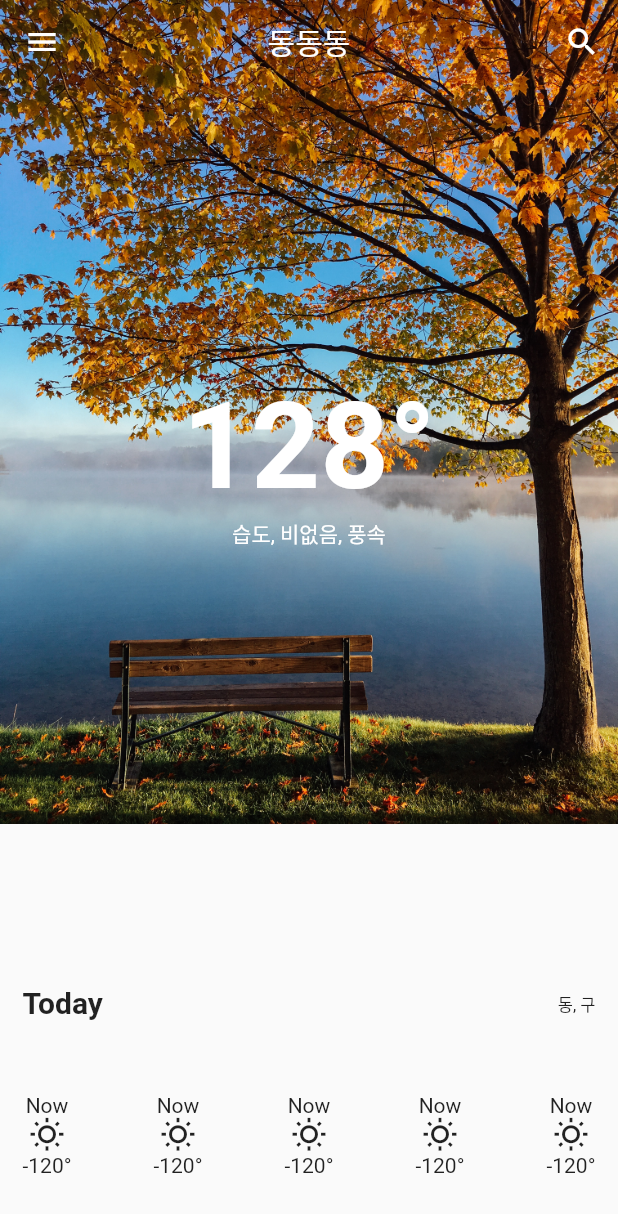
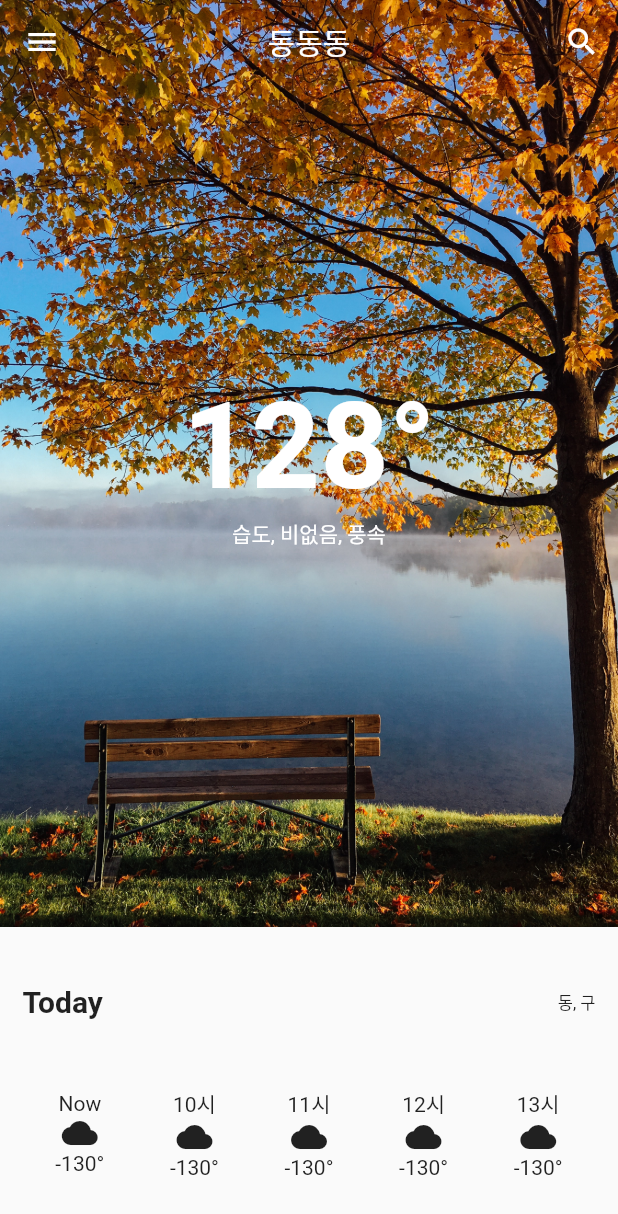
Before and after one commit to kangsudal/weather_app, a Flutter app: the screen it shows after launch, after a tap on the "menu" icon, on a phone screen of 412 x 824 dp. Shown: the top 1214 px of the screen. Run offline on Flutter 3.47's test engine with Material 2 defaults, Android fonts, the phone set to English and light mode, and no system bars; our stand-ins replace flutter_dotenv; network calls fail.

```diff
--- a/lib/main.dart
+++ b/lib/main.dart
@@ -1,7 +1,9 @@
 import 'package:flutter/material.dart';
 import 'package:flutter_dotenv/flutter_dotenv.dart';
+import 'package:weather_app/service/fetchData.dart';
 
-void main() async{
+void main() async {
+  fetchData();
   await dotenv.load(fileName: ".env");
   runApp(const MyApp());
 }
@@ -28,7 +30,28 @@ class MyHomePage extends StatelessWidget {
   @override
   Widget build(BuildContext context) {
     return Scaffold(
-      appBar: AppBar(
+      appBar: MyAppBar(),
+      extendBodyBehindAppBar: true,
+      body: Column(
+        children: [
+          //Top
+          Top(),
+          //Bottom
+          Bottom(),
+        ],
+      ),
+    );
+  }
+}
+
+class MyAppBar extends StatelessWidget with PreferredSizeWidget{
+  const MyAppBar({
+    Key? key,
+  }) : super(key: key);
+
+  @override
+  Widget build(BuildContext context) {
+    return AppBar(
       leading: IconButton(
         onPressed: () {},
         icon: Icon(Icons.menu),
@@ -48,20 +71,33 @@ class MyHomePage extends StatelessWidget {
       ],
       backgroundColor: Colors.transparent,
       elevation: 0,
-      ),
-      extendBodyBehindAppBar: true,
-      body: Column(
-        children: [
-          //Top
-          Expanded(
+    );
+  }
+
+  @override
+  Size get preferredSize => Size.fromHeight(kToolbarHeight);
+}
+
+class Top extends StatelessWidget {
+  const Top({
+    Key? key,
+  }) : super(key: key);
+
+  @override
+  Widget build(BuildContext context) {
+    return Expanded(
       flex: 3,
       child: Stack(
         children: [
           Positioned(
-                  child: Image.asset('images/aaron-burden.jpg'),
+            child: Image.asset(
+              'images/aaron-burden.jpg',
+              fit: BoxFit.cover,
+            ),
             top: 0,
             left: 0,
             right: 0,
+            bottom: 0,
           ),
           SizedBox.expand(
             child: Column(
@@ -86,9 +122,18 @@ class MyHomePage extends StatelessWidget {
           ),
         ],
       ),
-          ),
-          //Bottom
-          Expanded(
+    );
+  }
+}
+
+class Bottom extends StatelessWidget {
+  const Bottom({
+    Key? key,
+  }) : super(key: key);
+
+  @override
+  Widget build(BuildContext context) {
+    return Expanded(
       child: SizedBox.expand(
         child: Padding(
           padding: const EdgeInsets.all(15.0),
@@ -117,41 +162,31 @@ class MyHomePage extends StatelessWidget {
               Row(
                 mainAxisAlignment: MainAxisAlignment.spaceBetween,
                 children: [
-                        //One cell
-                        Column(
-                          children: [
-                            Text('Now'),
-                            Icon(Icons.wb_sunny_outlined),
-                            Text('-120°')
-                          ],
+                  //One cell widget
+                  CellWidget(
+                    date: 'Now',
+                    icon: Icons.cloud,
+                    celcious: '-130',
                   ),
-                        Column(
-                          children: [
-                            Text('Now'),
-                            Icon(Icons.wb_sunny_outlined),
-                            Text('-120°')
-                          ],
+                  CellWidget(
+                    date: '10시',
+                    icon: Icons.cloud,
+                    celcious: '-130',
                   ),
-                        Column(
-                          children: [
-                            Text('Now'),
-                            Icon(Icons.wb_sunny_outlined),
-                            Text('-120°')
-                          ],
+                  CellWidget(
+                    date: '11시',
+                    icon: Icons.cloud,
+                    celcious: '-130',
                   ),
-                        Column(
-                          children: [
-                            Text('Now'),
-                            Icon(Icons.wb_sunny_outlined),
-                            Text('-120°')
-                          ],
+                  CellWidget(
+                    date: '12시',
+                    icon: Icons.cloud,
+                    celcious: '-130',
                   ),
-                        Column(
-                          children: [
-                            Text('Now'),
-                            Icon(Icons.wb_sunny_outlined),
-                            Text('-120°')
-                          ],
+                  CellWidget(
+                    date: '13시',
+                    icon: Icons.cloud,
+                    celcious: '-130',
                   ),
                 ],
               ),
@@ -159,7 +194,29 @@ class MyHomePage extends StatelessWidget {
           ),
         ),
       ),
-          ),
+    );
+  }
+}
+
+class CellWidget extends StatelessWidget {
+  CellWidget({
+    Key? key,
+    required this.date,
+    required this.icon,
+    required this.celcious,
+  }) : super(key: key);
+  String date;
+  IconData icon;
+  String celcious;
+
+  @override
+  Widget build(BuildContext context) {
+    return Expanded(
+      child: Column(
+        children: [
+          FittedBox(child: Text(date),fit: BoxFit.scaleDown,),
+          FittedBox(child: Icon(icon),fit: BoxFit.scaleDown,),
+          FittedBox(child: Text('$celcious°'),fit: BoxFit.scaleDown,),
         ],
       ),
     );
--- /dev/null
+++ b/lib/service/fetchData.dart
@@ -0,0 +1,21 @@
+import 'dart:convert' as convert;
+
+import 'package:http/http.dart' as http;
+
+void fetchData() async {
+  // This example uses the Google Books API to search for books about http.
+  // https://developers.google.com/books/docs/overview
+  var url =
+      Uri.https('www.googleapis.com', '/books/v1/volumes', {'q': '{http}'});
+
+  // Await the http get response, then decode the json-formatted response.
+  var response = await http.get(url);
+  if (response.statusCode == 200) {
+    var jsonResponse =
+        convert.jsonDecode(response.body) as Map<String, dynamic>;
+    var itemCount = jsonResponse['totalItems'];
+    print('Number of books about http: $itemCount.');
+  } else {
+    print('Request failed with status: ${response.statusCode}.');
+  }
+}
--- a/pubspec.yaml
+++ b/pubspec.yaml
@@ -35,6 +35,7 @@ dependencies:
   # Use with the CupertinoIcons class for iOS style icons.
   cupertino_icons: ^1.0.2
   flutter_dotenv: ^5.0.2
+  http: ^0.13.5
 
 dev_dependencies:
   flutter_test:
```
Also changed, not shown: pubspec.lock. Lines whose indentation alone changed are shown as unchanged.
